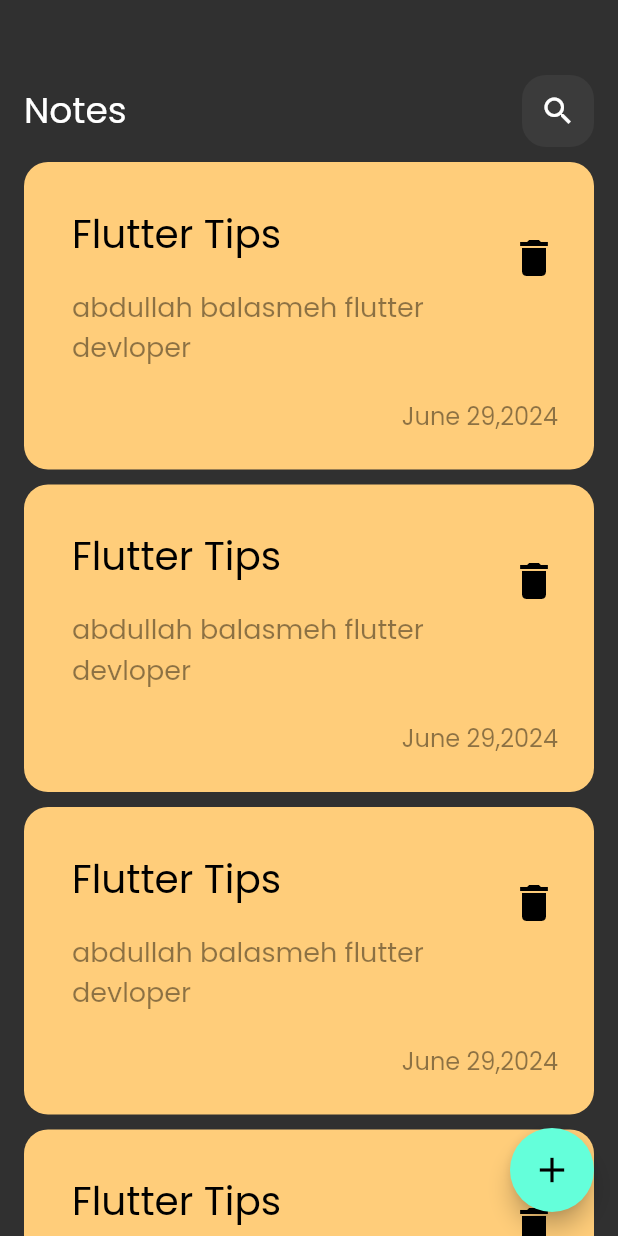
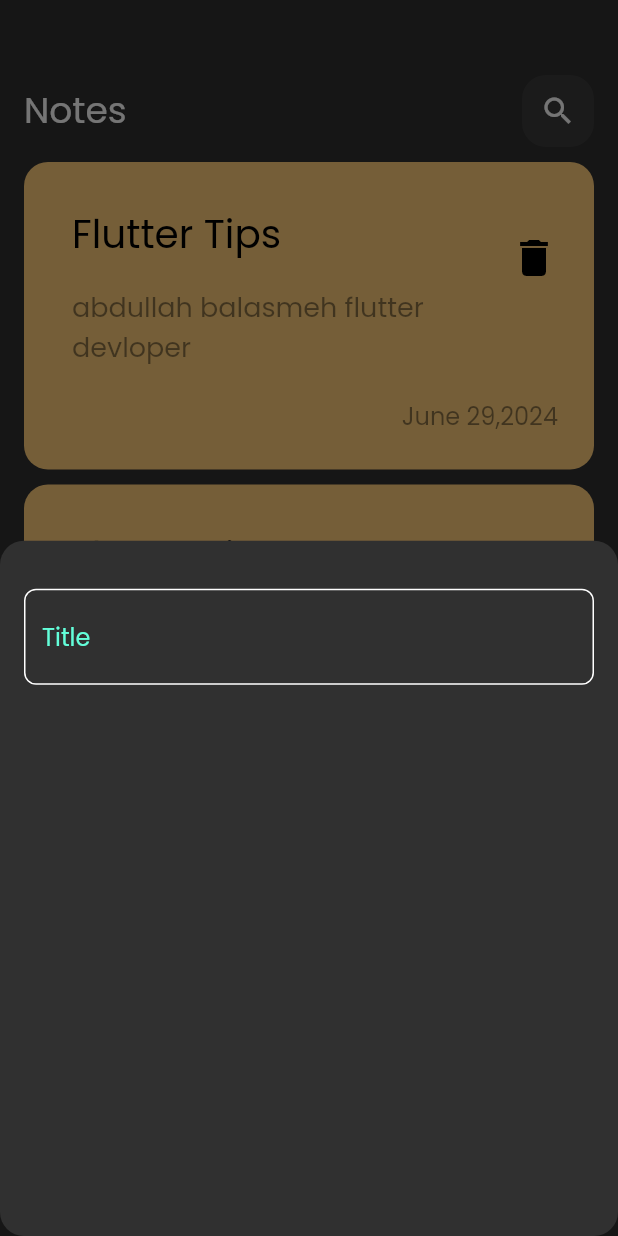
Before and after one commit to Abdullah-Balasmeh/note_app, a Flutter app: the screen it shows after launch, after a tap on the "add" icon, on a phone screen of 412 x 824 dp. Run offline on Flutter 3.47's test engine with Material 3 defaults, Android fonts, the phone set to English and light mode, and no system bars.

Commit message:
customTextField

```diff
--- /dev/null
+++ b/lib/helper/const.dart
@@ -0,0 +1,3 @@
+import 'package:flutter/material.dart';
+
+const Color kColor = Color(0xff63FFDA);
--- a/lib/views/note_view.dart
+++ b/lib/views/note_view.dart
@@ -1,4 +1,5 @@
 import 'package:flutter/material.dart';
+import 'package:notesapp/widget/add_note_botton_sheet.dart';
 import 'package:notesapp/widget/notes_view_body.dart';
 
 class NoteView extends StatelessWidget {
@@ -8,11 +9,22 @@ class NoteView extends StatelessWidget {
   Widget build(BuildContext context) {
     return Scaffold(
       floatingActionButton: FloatingActionButton(
-          child: const Icon(
-            Icons.add,
-            size: 28,
-          ),
-          onPressed: () {}),
+        child: const Icon(
+          Icons.add,
+          size: 28,
+        ),
+        onPressed: () {
+          showModalBottomSheet(
+            shape: RoundedRectangleBorder(
+              borderRadius: BorderRadius.circular(16),
+            ),
+            context: context,
+            builder: (context) {
+              return const AddNoteBottonSheet();
+            },
+          );
+        },
+      ),
       body: const NotesViewBody(),
     );
   }
--- /dev/null
+++ b/lib/widget/add_note_botton_sheet.dart
@@ -0,0 +1,19 @@
+import 'package:flutter/material.dart';
+import 'package:notesapp/widget/custom_textfield.dart';
+
+class AddNoteBottonSheet extends StatelessWidget {
+  const AddNoteBottonSheet({super.key});
+
+  @override
+  Widget build(BuildContext context) {
+    return const Padding(
+      padding: EdgeInsets.symmetric(horizontal: 16.0),
+      child: Column(
+        children: [
+          SizedBox(height: 32),
+          CustomTextField(),
+        ],
+      ),
+    );
+  }
+}
--- /dev/null
+++ b/lib/widget/custom_textfield.dart
@@ -0,0 +1,29 @@
+import 'package:flutter/material.dart';
+import 'package:notesapp/helper/const.dart';
+
+class CustomTextField extends StatelessWidget {
+  const CustomTextField({super.key});
+
+  @override
+  Widget build(BuildContext context) {
+    return TextField(
+      cursorColor: kColor,
+      decoration: InputDecoration(
+        hintText: 'Title',
+        hintStyle: const TextStyle(
+          color: kColor,
+        ),
+        border: buildBorder(),
+        focusedBorder: buildBorder(kColor),
+        enabledBorder: buildBorder(),
+      ),
+    );
+  }
+
+  OutlineInputBorder buildBorder([color]) {
+    return OutlineInputBorder(
+      borderRadius: BorderRadius.circular(8),
+      borderSide: BorderSide(color: color ?? Colors.white),
+    );
+  }
+}
--- a/lib/widget/note_list_view.dart
+++ b/lib/widget/note_list_view.dart
@@ -8,7 +8,7 @@ class NoteListView extends StatelessWidget {
   Widget build(BuildContext context) {
     return Expanded(
       child: ListView.builder(
-        padding: const EdgeInsets.all(0),
+        padding: EdgeInsets.zero,
         itemCount: 10,
         itemBuilder: (context, index) {
           return const Padding(
```
